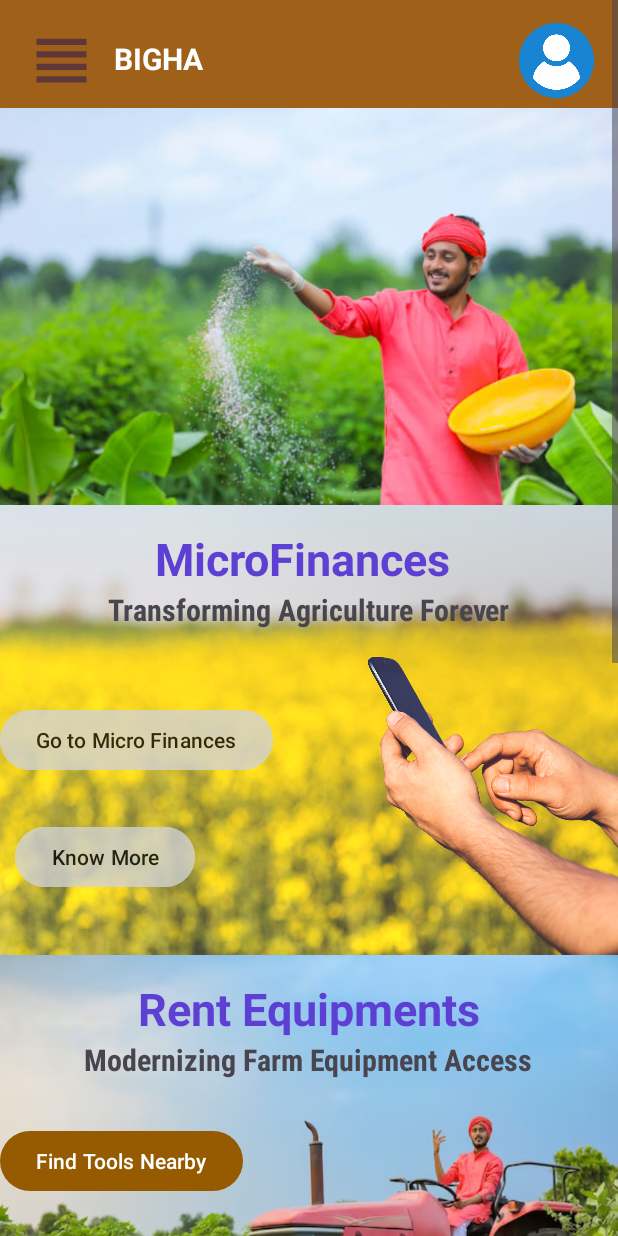
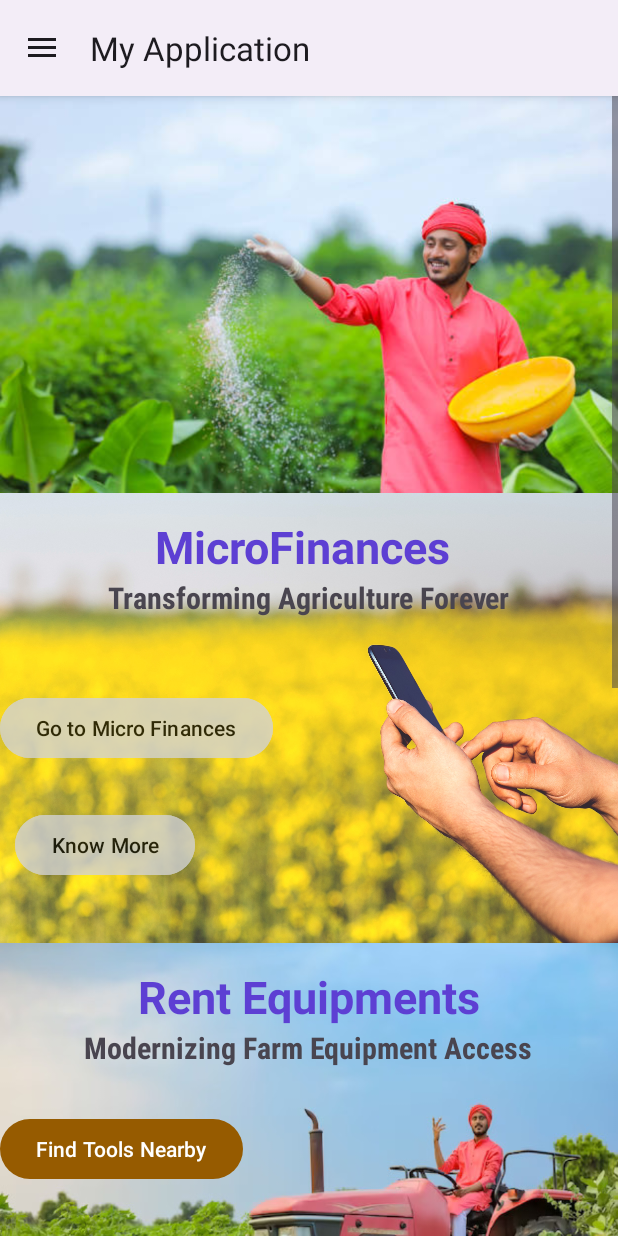
Before and after one commit to KraKinMe/BIGHA, an Android app: the homeActivity screen opened directly, with no data from a screen before it, on a phone screen of 412 x 824 dp. Run offline under Robolectric (Android 15) with nearby library versions, the phone set to English and light mode, and no system bars.

Commit message:
Ug ja ped , ug ja ped

```diff
--- a/app/src/main/java/com/example/myapplication/homeActivity.kt
+++ b/app/src/main/java/com/example/myapplication/homeActivity.kt
@@ -4,17 +4,38 @@ import androidx.appcompat.app.AppCompatActivity
 import android.os.Bundle
 import android.content.Intent
 import android.graphics.Color
+import android.view.MenuItem
 import android.view.View
+import android.widget.Toast
+import androidx.appcompat.app.ActionBarDrawerToggle
+import androidx.drawerlayout.widget.DrawerLayout
+import com.google.android.material.navigation.NavigationView
 
 class homeActivity : AppCompatActivity() {
+    lateinit var toggle: ActionBarDrawerToggle
     override fun onCreate(savedInstanceState: Bundle?) {
         super.onCreate(savedInstanceState)
-        setContentView(R.layout.activity_home)
+        setContentView(R.layout.check)
         window.statusBarColor = Color.rgb(0,0,0)
+        val drawerLayout:DrawerLayout = findViewById(R.id.drawer)
+        val navView:NavigationView = findViewById(R.id.nav_view)
+
+        toggle= ActionBarDrawerToggle(this,drawerLayout,R.string.open,R.string.close)
+        drawerLayout.addDrawerListener(toggle)
+        toggle.syncState()
+
+        supportActionBar?.setDisplayHomeAsUpEnabled(true)
+        navView.setNavigationItemSelectedListener {
+            when(it.itemId){
+                R.id.noob ->Toast.makeText(applicationContext,"Click noob",Toast.LENGTH_SHORT).show()
+            }
+            true
+        }
 
     }
-    fun HamOpen(view: View){
-        startActivity(Intent(this,HamActivity::class.java))
-        finish()
+
+    override fun onOptionsItemSelected(item: MenuItem): Boolean {
+        if(toggle.onOptionsItemSelected(item)) return true
+        return super.onOptionsItemSelected(item)
     }
 }
--- a/app/src/main/res/layout/activity_home.xml
+++ b/app/src/main/res/layout/activity_home.xml
@@ -1,64 +1,42 @@
 <?xml version="1.0" encoding="utf-8"?>
 
-<ScrollView
-    xmlns:android="http://schemas.android.com/apk/res/android"
-    xmlns:app="http://schemas.android.com/apk/res-auto"
+
+<androidx.drawerlayout.widget.DrawerLayout xmlns:android="http://schemas.android.com/apk/res/android"
     xmlns:tools="http://schemas.android.com/tools"
     android:layout_width="match_parent"
     android:layout_height="match_parent"
+    android:id="@+id/drawer"
+    xmlns:app="http://schemas.android.com/apk/res-auto">
+    <RelativeLayout
+        android:layout_width="match_parent"
+        android:layout_height="match_parent"
+        android:id="@+id/Main_content"
+        >
+        <androidx.appcompat.widget.Toolbar
+            android:layout_width="match_parent"
+            android:layout_height="?attr/actionBarSize"/>
+<ScrollView
+    android:layout_width="match_parent"
+    android:layout_height="match_parent"
     tools:context=".homeActivity">
+<androidx.constraintlayout.widget.ConstraintLayout
+    android:layout_width="match_parent"
+    android:layout_height="match_parent"
 
-    <androidx.constraintlayout.widget.ConstraintLayout
-        android:layout_width="match_parent"
-        android:layout_height="wrap_content">
+    >
+
+    <com.google.android.material.navigation.NavigationView
+        android:layout_width="wrap_content"
+        android:layout_height="match_parent"
+        app:menu="@menu/menu"
+        android:layout_gravity="start"
+        android:id="@+id/nav_view"
+        tools:ignore="MissingConstraints" />
+
+
 
         <!-- Navbar -->
-        <LinearLayout
-            android:id="@+id/Navbar"
-            android:layout_width="match_parent"
-            android:layout_height="72dp"
-            android:background="@color/my_secondary"
-            android:alpha="0.9"
-            android:paddingBottom="5dp"
-            app:layout_constraintTop_toTopOf="parent"
-            android:layout_marginTop="0dp"
-            app:layout_constraintLeft_toLeftOf="parent"
-            android:layout_marginLeft="0dp">
-            <ImageView
-                android:layout_width="50dp"
-                android:layout_height="50dp"
-                android:layout_marginLeft="16dp"
-                android:layout_marginTop="15dp"
-                android:layout_marginBottom="20dp"
-                android:src="@drawable/baseline_view_headline_24"
-                app:tint="#4E2222"
-                android:onClick="HamOpen"
-                app:layout_constraintLeft_toLeftOf="parent"
-                app:layout_constraintTop_toTopOf="parent" />
-            <TextView
-                android:layout_width="90dp"
-                android:layout_height="match_parent"
-                android:layout_marginBottom="15dp"
-                android:text="BIGHA"
-                android:textColor="@color/white"
-                android:layout_marginTop="25dp"
-                android:layout_marginLeft="10dp"
-                android:textSize="20dp"
-                android:textStyle="bold" />
-            <View
-                android:layout_width="180dp"
-                android:layout_height="match_parent" />
-            <ImageView
-                android:layout_width="50dp"
-                android:layout_height="50dp"
-                android:layout_marginBottom="15dp"
-                android:layout_marginRight="20dp"
-                app:layout_constraintRight_toRightOf="parent"
-                android:src="@drawable/user"
-                android:scaleType="centerInside"
-                app:layout_constraintTop_toTopOf="parent"
-                android:layout_marginTop="15dp" />
-        </LinearLayout>
+
 
         <!-- HomeDiv1 -->
         <LinearLayout
@@ -68,7 +46,8 @@
             app:layout_constraintTop_toBottomOf="@+id/Navbar"
             android:background="@color/Tan"
             app:layout_constraintLeft_toLeftOf="parent"
-            android:orientation="vertical" >
+            android:orientation="vertical"
+            tools:ignore="UnknownId">
             <ImageView
                 android:layout_width="wrap_content"
                 android:layout_height="300dp"
@@ -254,12 +233,14 @@
             <Button
                 android:layout_width="wrap_content"
                 android:layout_height="wrap_content"
-                android:text="Agrotourism Profile"
+                android:text="Agro-tourism Profile"
                 android:layout_marginLeft="4dp"
                 android:layout_marginTop="40dp"
                 android:backgroundTint="@color/alagBlue"
                 ></Button>
-            ></LinearLayout>
+            </LinearLayout>
 
     </androidx.constraintlayout.widget.ConstraintLayout>
-</ScrollView>
+    </ScrollView>
+    </RelativeLayout>
+</androidx.drawerlayout.widget.DrawerLayout>
--- /dev/null
+++ b/app/src/main/res/layout/check.xml
@@ -0,0 +1,223 @@
+<?xml version="1.0" encoding="utf-8"?>
+<androidx.drawerlayout.widget.DrawerLayout xmlns:android="http://schemas.android.com/apk/res/android"
+    xmlns:tools="http://schemas.android.com/tools"
+    android:layout_width="match_parent"
+    android:layout_height="match_parent"
+    android:id="@+id/drawer"
+    xmlns:app="http://schemas.android.com/apk/res-auto">
+    <com.google.android.material.navigation.NavigationView
+        android:layout_width="wrap_content"
+        android:layout_height="match_parent"
+        app:menu="@menu/menu"
+        android:layout_gravity="start"
+        android:id="@+id/nav_view"
+        tools:ignore="MissingConstraints" />
+
+<ScrollView
+    android:layout_width="match_parent"
+    android:layout_height="match_parent">
+    <LinearLayout
+        android:layout_width="match_parent"
+        android:layout_height="match_parent"
+        android:orientation="vertical"
+        >
+    <LinearLayout
+        android:layout_width="match_parent"
+        android:layout_height="wrap_content"
+        android:id="@+id/HomeDiv1"
+        app:layout_constraintTop_toBottomOf="parent"
+        android:background="@color/Tan"
+        app:layout_constraintLeft_toLeftOf="parent"
+        android:orientation="vertical"
+        tools:ignore="UnknownId">
+        <ImageView
+            android:layout_width="wrap_content"
+            android:layout_height="300dp"
+            android:src="@drawable/app_back"
+            android:layout_marginTop="-20dp"
+            android:onClick="HamOpen"
+            app:layout_constraintLeft_toLeftOf="parent"
+            app:layout_constraintTop_toTopOf="parent" />
+        <!-- Add more content to HomeDiv1 if needed -->
+    </LinearLayout>
+    <LinearLayout
+        android:layout_height="300dp"
+        android:layout_width="match_parent"
+        android:id="@+id/HomeDiv2"
+        app:layout_constraintTop_toBottomOf="@+id/HomeDiv1"
+        android:background="@drawable/micro_finance_image"
+        android:orientation="vertical"
+        android:layout_marginTop="-15dp">
+        <TextView
+            android:layout_width="wrap_content"
+            android:layout_height="wrap_content"
+            android:layout_marginTop="15dp"
+            android:text="MicroFinances "
+            android:textSize="30dp"
+            android:textColor="@color/Iris"
+            android:layout_gravity="center"
+            android:textStyle="bold" />
+        <TextView
+            android:layout_width="wrap_content"
+            android:layout_height="wrap_content"
+            android:text="Transforming Agriculture Forever"
+            android:layout_gravity="center"
+            android:textSize="20dp"
+            android:textStyle="bold"
+            android:fontFamily="sans-serif-condensed" />
+        <TextView
+            android:layout_width="wrap_content"
+            android:layout_height="wrap_content"
+            android:textColor="@color/black"
+            android:text="@string/MicroFinanceTxt" />
+        <Button
+            android:layout_width="wrap_content"
+            android:layout_height="wrap_content"
+            android:text="Go to Micro Finances"
+            android:textColor="@color/black"
+            android:backgroundTint="@color/LightGrey"
+            android:layout_marginTop="30dp"
+
+            android:alpha="0.8" />
+        <Button
+            android:layout_marginLeft="10dp"
+            android:layout_width="wrap_content"
+            android:layout_height="wrap_content"
+            android:text="Know More"
+            android:textColor="@color/black"
+            android:layout_marginTop="30dp"
+            android:backgroundTint="@color/LightGrey"
+            android:alpha="0.8" />
+    </LinearLayout>
+        <LinearLayout
+            android:layout_width="wrap_content"
+            android:layout_height="300dp"
+            app:layout_constraintTop_toBottomOf="@id/HomeDiv2"
+            app:layout_constraintLeft_toLeftOf="parent"
+            android:background="@drawable/tract"
+            android:orientation="vertical"
+            android:id="@+id/HomeDiv3"
+            >
+            <TextView
+                android:layout_width="wrap_content"
+                android:layout_height="wrap_content"
+                android:text="Rent Equipments"
+                android:layout_gravity="center"
+                android:textSize="30dp"
+                android:textColor="@color/Iris"
+                android:textStyle="bold"
+                android:layout_marginTop="15dp"
+                />
+            <TextView
+                android:layout_width="wrap_content"
+                android:layout_height="wrap_content"
+                android:text="Modernizing Farm Equipment Access"
+                android:layout_gravity="center"
+                android:textStyle="bold"
+                android:textSize="20dp"
+                android:fontFamily="sans-serif-condensed"
+                />
+            <Button
+                android:layout_width="wrap_content"
+                android:layout_height="wrap_content"
+                android:text="Find Tools Nearby"
+                android:layout_marginTop="30dp"
+                />
+            <Button
+                android:layout_width="wrap_content"
+                android:layout_height="wrap_content"
+                android:text="Know More"
+                android:layout_marginTop="30dp"
+                />
+        </LinearLayout>
+
+        <LinearLayout
+            android:layout_width="match_parent"
+            android:layout_height="300dp"
+            app:layout_constraintTop_toBottomOf="@+id/HomeDiv3"
+            app:layout_constraintLeft_toLeftOf="@+id/HomeDiv3"
+            android:background="@drawable/keede_bachao"
+            android:orientation="vertical"
+            android:id="@+id/HomeDiv4"
+            >
+            <TextView
+                android:layout_width="wrap_content"
+                android:layout_height="wrap_content"
+                android:text="Disease Detection"
+                android:layout_gravity="center"
+                android:textSize="30dp"
+                android:textStyle="bold"
+                android:textColor="@color/Iris"
+                />
+            <TextView
+                android:layout_width="wrap_content"
+                android:layout_height="wrap_content"
+                android:text="Get Diagnosis and cure"
+                android:layout_gravity="center"
+                android:fontFamily="sans-serif-condensed"
+                android:textSize="20dp"
+                android:textStyle="bold"
+                />
+            <Button
+                android:layout_width="wrap_content"
+                android:layout_height="wrap_content"
+                android:text="Detect Diseases"
+                android:backgroundTint="@color/LightBlack"
+                android:layout_marginTop="65dp"
+                android:layout_marginBottom="30dp"
+                android:layout_marginLeft="10dp"
+
+                ></Button>
+            <Button
+                android:layout_width="wrap_content"
+                android:layout_height="wrap_content"
+                android:backgroundTint="@color/LightBlack"
+                android:text="Outbreaks Nearby"
+                android:layout_marginLeft="10dp"
+                >
+
+            </Button>
+        </LinearLayout>
+
+
+        <LinearLayout
+            android:layout_width="match_parent"
+            android:layout_height="300dp"
+            android:id="@+id/HomeDiv5"
+            app:layout_constraintTop_toBottomOf="@+id/HomeDiv4"
+            app:layout_constraintRight_toLeftOf="parent"
+            android:orientation="vertical"
+            android:background="@drawable/agro_tourism">
+            <TextView
+
+                android:layout_width="wrap_content"
+                android:layout_height="wrap_content"
+                android:text="AgroTourism"
+                android:textSize="30dp"
+                android:textStyle="bold"
+                android:layout_gravity="center"
+                android:textColor="@color/Iris"
+                />
+            <TextView
+
+                android:layout_width="wrap_content"
+                android:layout_height="wrap_content"
+                android:textSize="20dp"
+                android:textStyle="bold"
+                android:text="Diversify your income"
+                android:layout_gravity="center"
+                android:fontFamily="sans-serif-condensed"
+                />
+            <Button
+                android:layout_width="wrap_content"
+                android:layout_height="wrap_content"
+                android:text="Agro-tourism Profile"
+                android:layout_marginLeft="4dp"
+                android:layout_marginTop="40dp"
+                android:backgroundTint="@color/alagBlue"
+                ></Button>
+        </LinearLayout>
+
+    </LinearLayout>
+</ScrollView>
+</androidx.drawerlayout.widget.DrawerLayout>
--- /dev/null
+++ b/app/src/main/res/menu/menu.xml
@@ -0,0 +1,15 @@
+<?xml version="1.0" encoding="utf-8"?>
+<menu
+    xmlns:android="http://schemas.android.com/apk/res/android"
+    xmlns:tools="http://schemas.android.com/tools"
+    tools:showIn="navigation_view">
+
+<item
+    android:title="noob"
+    android:id="@+id/noob"
+    />
+    <item
+        android:title="noober"
+        />
+    <item android:title="noobest"/>
+</menu>
--- a/app/src/main/res/values-night/themes.xml
+++ b/app/src/main/res/values-night/themes.xml
@@ -1,6 +1,6 @@
 <resources xmlns:tools="http://schemas.android.com/tools">
     <!-- Base application theme. -->
-    <style name="Base.Theme.MyApplication" parent="Theme.Material3.DayNight.NoActionBar">
+    <style name="Base.Theme.MyApplication" parent="Theme.Material3.DayNight">
         <!-- Customize your dark theme here. -->
         <!-- <item name="colorPrimary">@color/my_dark_primary</item> -->
         <item name="colorPrimary">@color/my_primary</item>
--- a/app/src/main/res/values/strings.xml
+++ b/app/src/main/res/values/strings.xml
@@ -20,4 +20,6 @@
     <string name="Your_Name">Your Name</string>
     <string name="Register_Now">OR REGISTER NOW</string>
     <string name="MicroFinanceTxt"></string>
+    <string name="open">Open</string>
+    <string name="close">Close</string>
 </resources>
--- a/app/src/main/res/values/themes.xml
+++ b/app/src/main/res/values/themes.xml
@@ -1,6 +1,6 @@
 <resources xmlns:tools="http://schemas.android.com/tools">
     <!-- Base application theme. -->
-    <style name="Base.Theme.MyApplication" parent="Theme.Material3.DayNight.NoActionBar">
+    <style name="Base.Theme.MyApplication" parent="Theme.Material3.DayNight">
         <item name="colorPrimary">@color/my_primary</item>
         <item name="colorPrimaryVariant">@color/my_primary</item>
         <item name="colorOnPrimary">@color/white</item>
```
